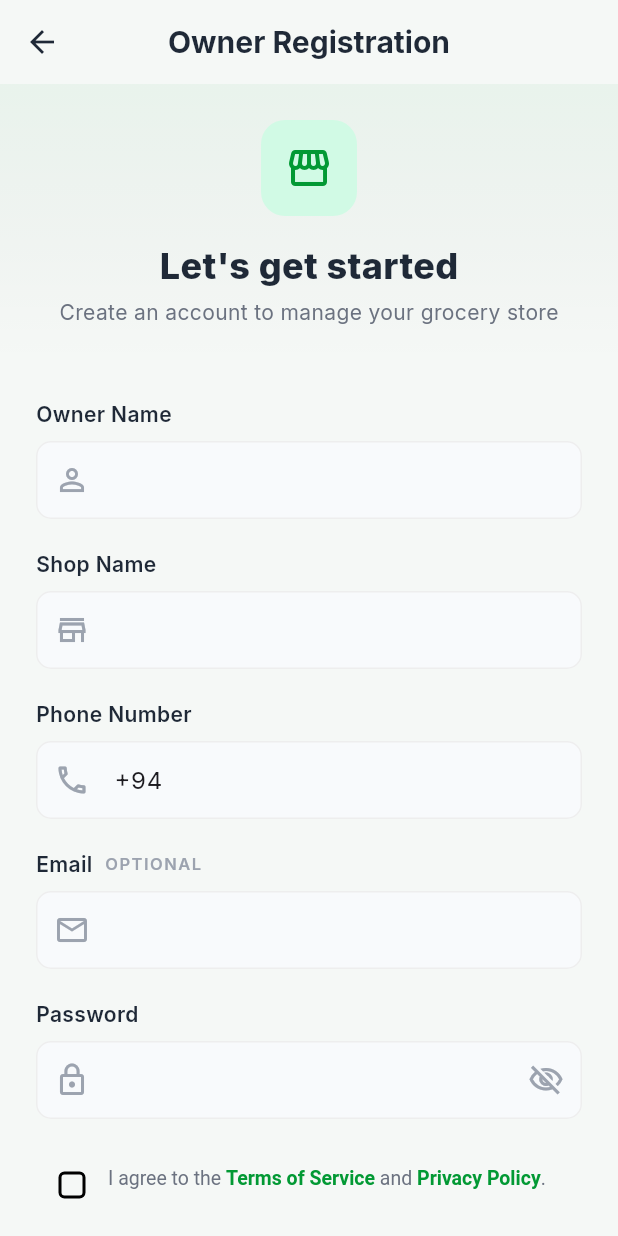
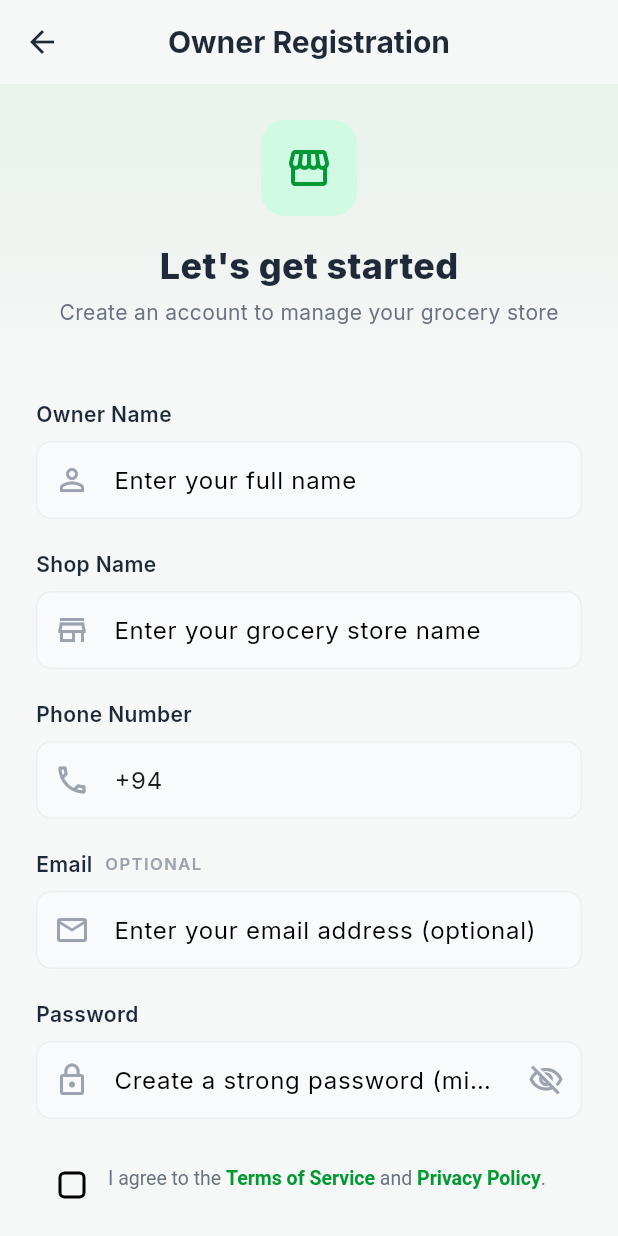
Before and after one commit to dilshan-code/ITP_KANDY_7, a Flutter app: the RegisterScreen screen opened directly, on a phone screen of 412 x 824 dp. Run offline on Flutter 3.47's test engine with Material 3 defaults, Android fonts, the light colour scheme and no system bars; our stand-ins replace google_fonts, pdf, printing; accounts and stored records are empty.

Commit message:
Add placeholders for login and registration screens.

```diff
--- a/frontend/lib/features/auth/presentation/screens/login_screen.dart
+++ b/frontend/lib/features/auth/presentation/screens/login_screen.dart
@@ -167,6 +167,7 @@ class _LoginScreenState extends State<LoginScreen> {
                     controller: _emailController,
                     keyboardType: TextInputType.emailAddress,
                     decoration: InputDecoration(
+                      hintText: 'Enter your email or phone number',
                       prefixIcon: Icon(
                         Icons.mail_outline,
                         color: AppColors.textLight,
@@ -189,6 +190,7 @@ class _LoginScreenState extends State<LoginScreen> {
                     controller: _passwordController,
                     obscureText: _obscurePassword,
                     decoration: InputDecoration(
+                      hintText: 'Enter your password',
                       prefixIcon: Icon(
                         Icons.lock_outline,
                         color: AppColors.textLight,
--- a/frontend/lib/features/auth/presentation/screens/register_screen.dart
+++ b/frontend/lib/features/auth/presentation/screens/register_screen.dart
@@ -180,6 +180,7 @@ class _RegisterScreenState extends State<RegisterScreen> {
                   TextField(
                     controller: _nameController,
                     decoration: const InputDecoration(
+                      hintText: 'Enter your full name',
                       prefixIcon: Icon(
                         Icons.person_outline,
                         color: AppColors.textLight,
@@ -194,6 +195,7 @@ class _RegisterScreenState extends State<RegisterScreen> {
                   TextField(
                     controller: _shopNameController,
                     decoration: const InputDecoration(
+                      hintText: 'Enter your grocery store name',
                       prefixIcon: Icon(
                         Icons.store_outlined,
                         color: AppColors.textLight,
@@ -209,6 +211,7 @@ class _RegisterScreenState extends State<RegisterScreen> {
                     controller: _phoneController,
                     keyboardType: TextInputType.phone,
                     decoration: const InputDecoration(
+                      hintText: 'Enter your phone number',
                       prefixIcon: Icon(
                         Icons.phone_outlined,
                         color: AppColors.textLight,
@@ -238,6 +241,7 @@ class _RegisterScreenState extends State<RegisterScreen> {
                     controller: _emailController,
                     keyboardType: TextInputType.emailAddress,
                     decoration: const InputDecoration(
+                      hintText: 'Enter your email address (optional)',
                       prefixIcon: Icon(
                         Icons.mail_outline,
                         color: AppColors.textLight,
@@ -253,6 +257,7 @@ class _RegisterScreenState extends State<RegisterScreen> {
                     controller: _passwordController,
                     obscureText: _obscurePassword,
                     decoration: InputDecoration(
+                      hintText: 'Create a strong password (min 8 characters)',
                       prefixIcon: const Icon(
                         Icons.lock_outline,
                         color: AppColors.textLight,
```
